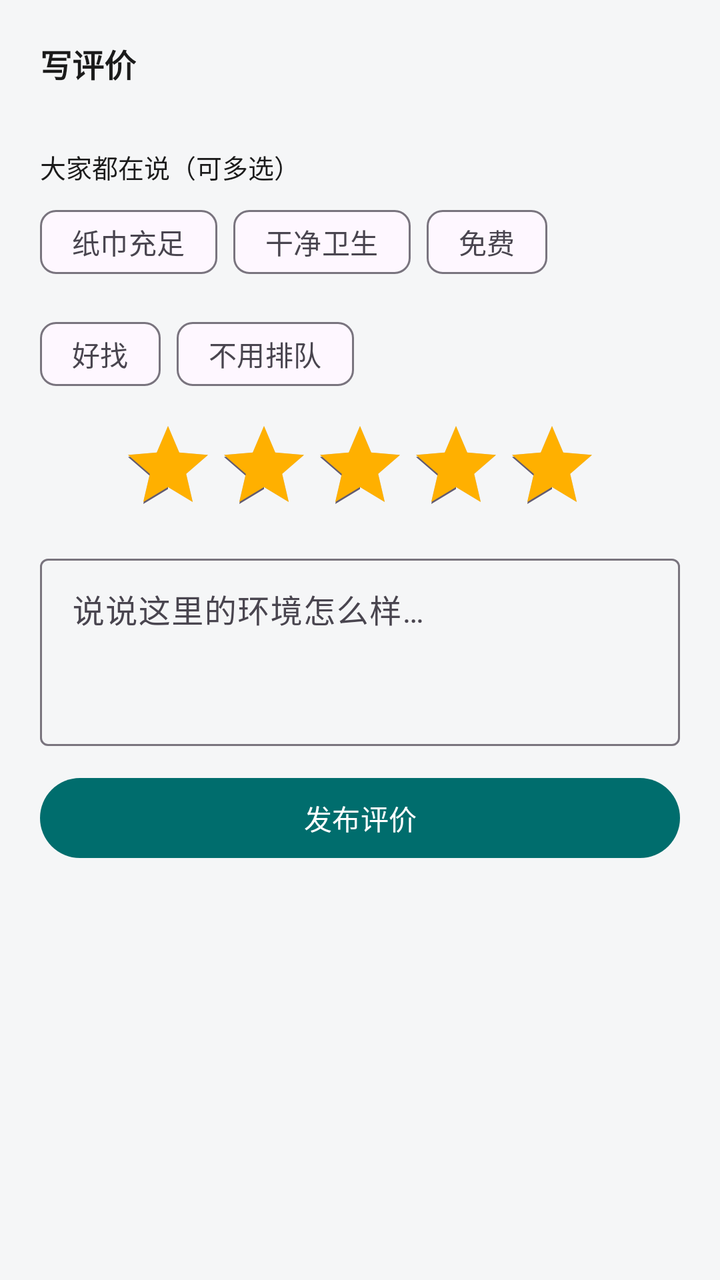
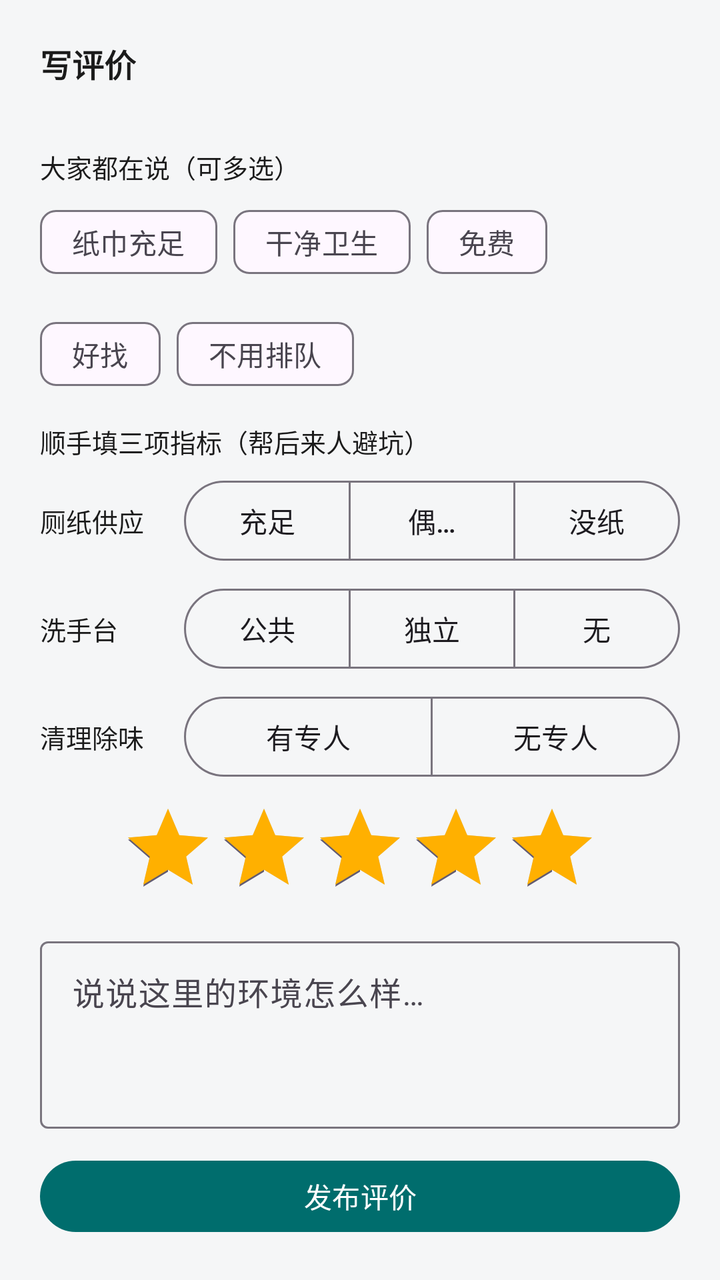

Before-and-after screenshots of an Android layout around one commit, followed by the original layout XML and the change that was made.
<!-- AndroidManifest.xml: application theme Theme.NearbyToilet -->
<!-- res/layout/sheet_publish_review.xml -->
<?xml version="1.0" encoding="utf-8"?>
<LinearLayout xmlns:android="http://schemas.android.com/apk/res/android"
    xmlns:app="http://schemas.android.com/apk/res-auto"
    android:layout_width="match_parent"
    android:layout_height="wrap_content"
    android:orientation="vertical"
    android:padding="20dp">

    <TextView
        android:layout_width="wrap_content"
        android:layout_height="wrap_content"
        android:text="@string/write_review"
        android:textColor="@color/text_dark"
        android:textSize="16sp"
        android:textStyle="bold" />

    <TextView
        android:id="@+id/tv_identity"
        android:layout_width="wrap_content"
        android:layout_height="wrap_content"
        android:layout_marginTop="4dp"
        android:alpha="0.6"
        android:textColor="@color/text_dark"
        android:textSize="12sp" />

    <TextView
        android:layout_width="wrap_content"
        android:layout_height="wrap_content"
        android:layout_marginTop="10dp"
        android:text="@string/tags_title"
        android:textColor="@color/text_dark"
        android:textSize="13sp" />

    <com.google.android.material.chip.ChipGroup
        android:id="@+id/chip_group_tags"
        android:layout_width="match_parent"
        android:layout_height="wrap_content"
        android:layout_marginTop="4dp"
        app:chipSpacingHorizontal="8dp">

        <com.google.android.material.chip.Chip
            style="@style/Widget.Material3.Chip.Filter"
            android:layout_width="wrap_content"
            android:layout_height="wrap_content"
            android:text="@string/tag_paper" />

        <com.google.android.material.chip.Chip
            style="@style/Widget.Material3.Chip.Filter"
            android:layout_width="wrap_content"
            android:layout_height="wrap_content"
            android:text="@string/tag_clean" />

        <com.google.android.material.chip.Chip
            style="@style/Widget.Material3.Chip.Filter"
            android:layout_width="wrap_content"
            android:layout_height="wrap_content"
            android:text="@string/tag_free" />

        <com.google.android.material.chip.Chip
            style="@style/Widget.Material3.Chip.Filter"
            android:layout_width="wrap_content"
            android:layout_height="wrap_content"
            android:text="@string/tag_easy_find" />

        <com.google.android.material.chip.Chip
            style="@style/Widget.Material3.Chip.Filter"
            android:layout_width="wrap_content"
            android:layout_height="wrap_content"
            android:text="@string/tag_no_queue" />
    </com.google.android.material.chip.ChipGroup>

    <RatingBar
        android:id="@+id/rb_stars"
        android:layout_width="wrap_content"
        android:layout_height="wrap_content"
        android:layout_gravity="center_horizontal"
        android:layout_marginTop="8dp"
        android:numStars="5"
        android:progressTint="@color/star_orange"
        android:rating="5"
        android:stepSize="1" />

    <com.google.android.material.textfield.TextInputLayout
        android:layout_width="match_parent"
        android:layout_height="wrap_content"
        android:layout_marginTop="8dp"
        android:hint="@string/review_content_hint">

        <com.google.android.material.textfield.TextInputEditText
            android:id="@+id/et_content"
            android:layout_width="match_parent"
            android:layout_height="wrap_content"
            android:gravity="top"
            android:inputType="textMultiLine"
            android:maxLength="200"
            android:minLines="3" />
    </com.google.android.material.textfield.TextInputLayout>

    <com.google.android.material.button.MaterialButton
        android:id="@+id/btn_submit"
        android:layout_width="match_parent"
        android:layout_height="wrap_content"
        android:layout_marginTop="12dp"
        android:text="@string/publish"
        app:backgroundTint="@color/brand_dark" />
</LinearLayout>
<!-- resources referenced by this layout -->
<resources>
  <color name="brand_dark">#006D6D</color>
  <color name="star_orange">#FFB000</color>
  <color name="text_dark">#1B1B1B</color>
  <string name="publish">发布评价</string>
  <string name="review_content_hint">说说这里的环境怎么样…</string>
  <string name="tag_clean">干净卫生</string>
  <string name="tag_easy_find">好找</string>
  <string name="tag_free">免费</string>
  <string name="tag_no_queue">不用排队</string>
  <string name="tag_paper">纸巾充足</string>
  <string name="tags_title">大家都在说（可多选）</string>
  <string name="write_review">写评价</string>
  <style name="Theme.NearbyToilet" parent="Theme.Material3.DayNight.NoActionBar">
          <item name="android:windowBackground">@color/bg_gray</item>
          <item name="colorPrimary">@color/brand_primary</item>
          <item name="android:statusBarColor">@color/brand_primary</item>
      </style>
  <color name="bg_gray">#F5F6F7</color>
  <color name="brand_primary">#00A6A6</color>
</resources>

<!-- the commit's change to res/layout/sheet_publish_review.xml (unified diff, before → after) -->
@@ -69,6 +69,166 @@
             android:text="@string/tag_no_queue" />
     </com.google.android.material.chip.ChipGroup>
 
+    <TextView
+        android:layout_width="wrap_content"
+        android:layout_height="wrap_content"
+        android:layout_marginTop="10dp"
+        android:text="@string/metrics_pick_title"
+        android:textColor="@color/text_dark"
+        android:textSize="13sp" />
+
+    <LinearLayout
+        android:layout_width="match_parent"
+        android:layout_height="wrap_content"
+        android:layout_marginTop="6dp"
+        android:gravity="center_vertical"
+        android:orientation="horizontal">
+
+        <TextView
+            android:layout_width="wrap_content"
+            android:layout_height="wrap_content"
+            android:minWidth="72dp"
+            android:text="@string/metric_paper"
+            android:textColor="@color/text_dark"
+            android:textSize="13sp" />
+
+        <com.google.android.material.button.MaterialButtonToggleGroup
+            android:id="@+id/tg_paper"
+            android:layout_width="match_parent"
+            android:layout_height="wrap_content"
+            app:selectionRequired="true"
+            app:singleSelection="true">
+
+            <com.google.android.material.button.MaterialButton
+                android:id="@+id/btn_paper_ok"
+                style="@style/Widget.Material3.Button.OutlinedButton"
+                android:layout_width="0dp"
+                android:layout_height="wrap_content"
+                android:layout_weight="1"
+                android:insetLeft="0dp"
+                android:insetRight="0dp"
+                android:text="@string/paper_2" />
+
+            <com.google.android.material.button.MaterialButton
+                android:id="@+id/btn_paper_mid"
+                style="@style/Widget.Material3.Button.OutlinedButton"
+                android:layout_width="0dp"
+                android:layout_height="wrap_content"
+                android:layout_weight="1"
+                android:insetLeft="0dp"
+                android:insetRight="0dp"
+                android:text="@string/paper_1" />
+
+            <com.google.android.material.button.MaterialButton
+                android:id="@+id/btn_paper_no"
+                style="@style/Widget.Material3.Button.OutlinedButton"
+                android:layout_width="0dp"
+                android:layout_height="wrap_content"
+                android:layout_weight="1"
+                android:insetLeft="0dp"
+                android:insetRight="0dp"
+                android:text="@string/paper_0" />
+        </com.google.android.material.button.MaterialButtonToggleGroup>
+    </LinearLayout>
+
+    <LinearLayout
+        android:layout_width="match_parent"
+        android:layout_height="wrap_content"
+        android:layout_marginTop="6dp"
+        android:gravity="center_vertical"
+        android:orientation="horizontal">
+
+        <TextView
+            android:layout_width="wrap_content"
+            android:layout_height="wrap_content"
+            android:minWidth="72dp"
+            android:text="@string/metric_sink"
+            android:textColor="@color/text_dark"
+            android:textSize="13sp" />
+
+        <com.google.android.material.button.MaterialButtonToggleGroup
+            android:id="@+id/tg_sink"
+            android:layout_width="match_parent"
+            android:layout_height="wrap_content"
+            app:selectionRequired="true"
+            app:singleSelection="true">
+
+            <com.google.android.material.button.MaterialButton
+                android:id="@+id/btn_sink_public"
+                style="@style/Widget.Material3.Button.OutlinedButton"
+                android:layout_width="0dp"
+                android:layout_height="wrap_content"
+                android:layout_weight="1"
+                android:insetLeft="0dp"
+                android:insetRight="0dp"
+                android:text="@string/sink_1" />
+
+            <com.google.android.material.button.MaterialButton
+                android:id="@+id/btn_sink_private"
+                style="@style/Widget.Material3.Button.OutlinedButton"
+                android:layout_width="0dp"
+                android:layout_height="wrap_content"
+                android:layout_weight="1"
+                android:insetLeft="0dp"
+                android:insetRight="0dp"
+                android:text="@string/sink_2" />
+
+            <com.google.android.material.button.MaterialButton
+                android:id="@+id/btn_sink_none"
+                style="@style/Widget.Material3.Button.OutlinedButton"
+                android:layout_width="0dp"
+                android:layout_height="wrap_content"
+                android:layout_weight="1"
+                android:insetLeft="0dp"
+                android:insetRight="0dp"
+                android:text="@string/sink_0" />
+        </com.google.android.material.button.MaterialButtonToggleGroup>
+    </LinearLayout>
+
+    <LinearLayout
+        android:layout_width="match_parent"
+        android:layout_height="wrap_content"
+        android:layout_marginTop="6dp"
+        android:gravity="center_vertical"
+        android:orientation="horizontal">
+
+        <TextView
+            android:layout_width="wrap_content"
+            android:layout_height="wrap_content"
+            android:minWidth="72dp"
+            android:text="@string/metric_clean"
+            android:textColor="@color/text_dark"
+            android:textSize="13sp" />
+
+        <com.google.android.material.button.MaterialButtonToggleGroup
+            android:id="@+id/tg_clean"
+            android:layout_width="match_parent"
+            android:layout_height="wrap_content"
+            app:selectionRequired="true"
+            app:singleSelection="true">
+
+            <com.google.android.material.button.MaterialButton
+                android:id="@+id/btn_clean_yes"
+                style="@style/Widget.Material3.Button.OutlinedButton"
+                android:layout_width="0dp"
+                android:layout_height="wrap_content"
+                android:layout_weight="1"
+                android:insetLeft="0dp"
+                android:insetRight="0dp"
+                android:text="@string/clean_1" />
+
+            <com.google.android.material.button.MaterialButton
+                android:id="@+id/btn_clean_no"
+                style="@style/Widget.Material3.Button.OutlinedButton"
+                android:layout_width="0dp"
+                android:layout_height="wrap_content"
+                android:layout_weight="1"
+                android:insetLeft="0dp"
+                android:insetRight="0dp"
+                android:text="@string/clean_0" />
+        </com.google.android.material.button.MaterialButtonToggleGroup>
+    </LinearLayout>
+
     <RatingBar
         android:id="@+id/rb_stars"
         android:layout_width="wrap_content"
<!-- resource entries referenced after the edit -->
@@ -3,8 +3,20 @@
   <color name="brand_dark">#006D6D</color>
   <color name="star_orange">#FFB000</color>
   <color name="text_dark">#1B1B1B</color>
+  <string name="clean_0">无专人</string>
+  <string name="clean_1">有专人</string>
+  <string name="metric_clean">清理除味</string>
+  <string name="metric_paper">厕纸供应</string>
+  <string name="metric_sink">洗手台</string>
+  <string name="metrics_pick_title">顺手填三项指标（帮后来人避坑）</string>
+  <string name="paper_0">没纸</string>
+  <string name="paper_1">偶尔有</string>
+  <string name="paper_2">充足</string>
   <string name="publish">发布评价</string>
   <string name="review_content_hint">说说这里的环境怎么样…</string>
+  <string name="sink_0">无</string>
+  <string name="sink_1">公共</string>
+  <string name="sink_2">独立</string>
   <string name="tag_clean">干净卫生</string>
   <string name="tag_easy_find">好找</string>
   <string name="tag_free">免费</string>
